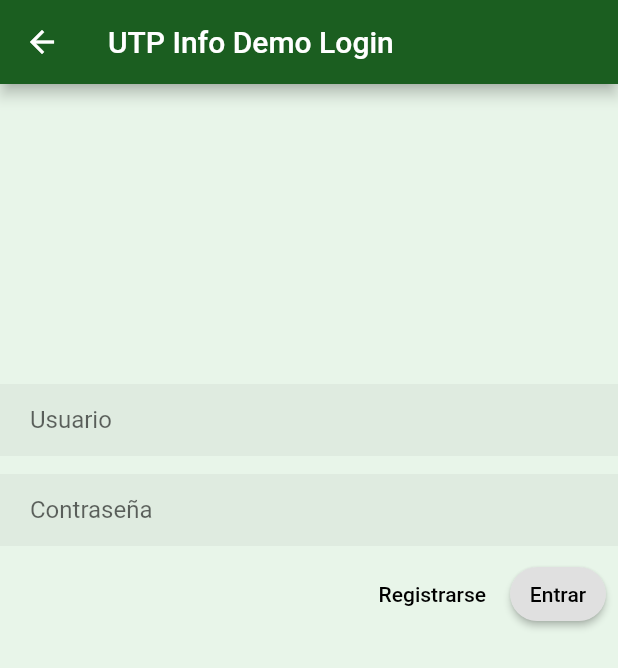
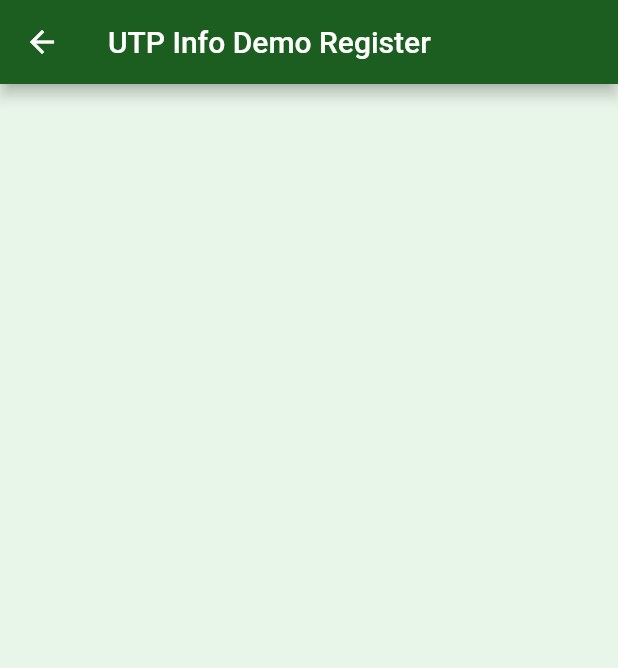
Before and after one commit to lKrayola/utp-info, a Flutter app: the Login screen opened by its route, after a tap on "Registrarse", on a phone screen of 412 x 824 dp. Shown: the top 668 px of the screen. Run offline on Flutter 3.47's test engine with Material 2 defaults, Android fonts, the phone set to English and light mode, and no system bars.

Commit message:
Register page creation
register button enrouting

```diff
--- a/lib/login.dart
+++ b/lib/login.dart
@@ -64,6 +64,7 @@ class _LoginState extends State<Login> {
                   child: Text('Registrarse'),
                   shape: RoundedRectangleBorder(borderRadius: BorderRadius.circular(24)),
                   onPressed: (){
+                    Navigator.pushNamed(context, '/Register');
                   },
                 ),
                 RaisedButton(
--- a/lib/main.dart
+++ b/lib/main.dart
@@ -7,6 +7,7 @@ import 'package:utpinfo/welcome.dart';
 import 'login.dart';
 import 'home.dart';
 import 'welcome.dart';
+import 'register.dart';
 
 void main() => runApp(MyApp());
 
@@ -24,6 +25,7 @@ class MyApp extends StatelessWidget {
         '/Login': (context) => new Login(),
         '/Home': (context) => new Home(),
         '/Welcome': (context) => new Welcome(),
+        '/Register': (context) => new Register(),
       },
     );
   }
--- /dev/null
+++ b/lib/register.dart
@@ -0,0 +1,14 @@
+import 'package:flutter/material.dart';
+
+class Register extends StatelessWidget {
+  @override
+  Widget build(BuildContext context) {
+    return Scaffold(
+        backgroundColor: Colors.green[50],
+      appBar: AppBar(
+        title: Text("UTP Info Demo Register"),
+        backgroundColor: Colors.green[900],
+      ),
+    );
+  }
+}
```
